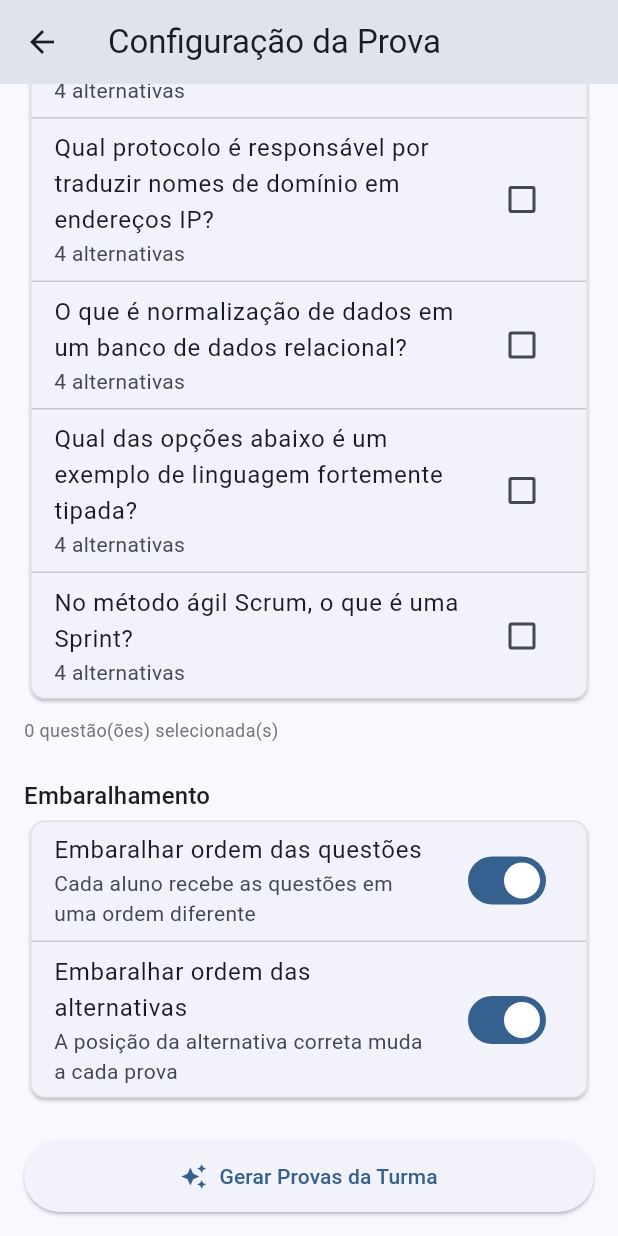
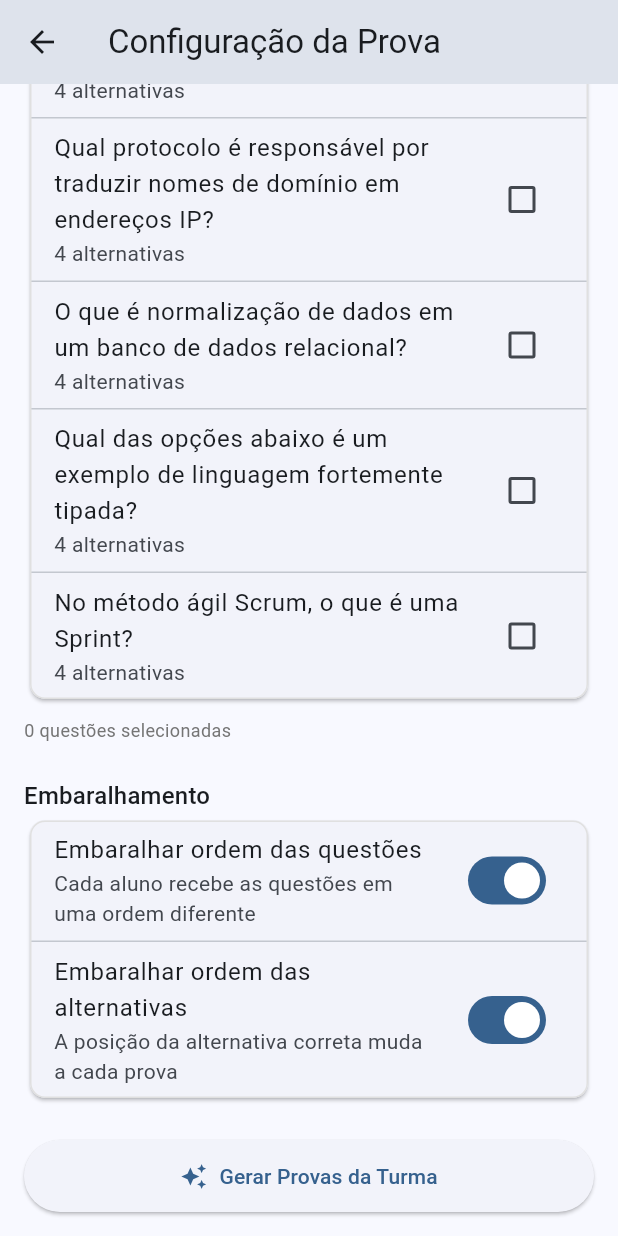
Before and after one commit to FelipeVieira4/gabarito_plus, a Flutter app: the ConfiguracaoProva screen opened directly, scrolled down 569 dp, on a phone screen of 412 x 824 dp. Run offline on Flutter 3.47's test engine with Material 3 defaults, Android fonts, the phone set to English and light mode, and no system bars; our stand-ins replace qr_flutter.

Commit message:
feat: pequeno ajuste para texto de quantidade de questões selecionadas (ser plural ou não) depender da quantidade de questões selecionadas

```diff
--- a/lib/views/provas/configuracao_prova.dart
+++ b/lib/views/provas/configuracao_prova.dart
@@ -70,6 +70,8 @@ class _ConfiguracaoProvaState extends State<ConfiguracaoProva> {
 
   @override
   Widget build(BuildContext context) {
+    final totalQuestoesSelecionadas = _questoesSelecionadas.length;
+
     return Scaffold(
       appBar: AppBar(title: const Text('Configuração da Prova')),
       body: SingleChildScrollView(
@@ -153,7 +155,7 @@ class _ConfiguracaoProvaState extends State<ConfiguracaoProva> {
               ),
               const SizedBox(height: 8),
               Text(
-                '${_questoesSelecionadas.length} questão(ões) selecionada(s)',
+                '$totalQuestoesSelecionadas ${totalQuestoesSelecionadas == 1 ? "questão selecionada" : "questões selecionadas"}',
                 style: TextStyle(color: Colors.grey[600], fontSize: 12),
               ),
               const SizedBox(height: 24),
```
